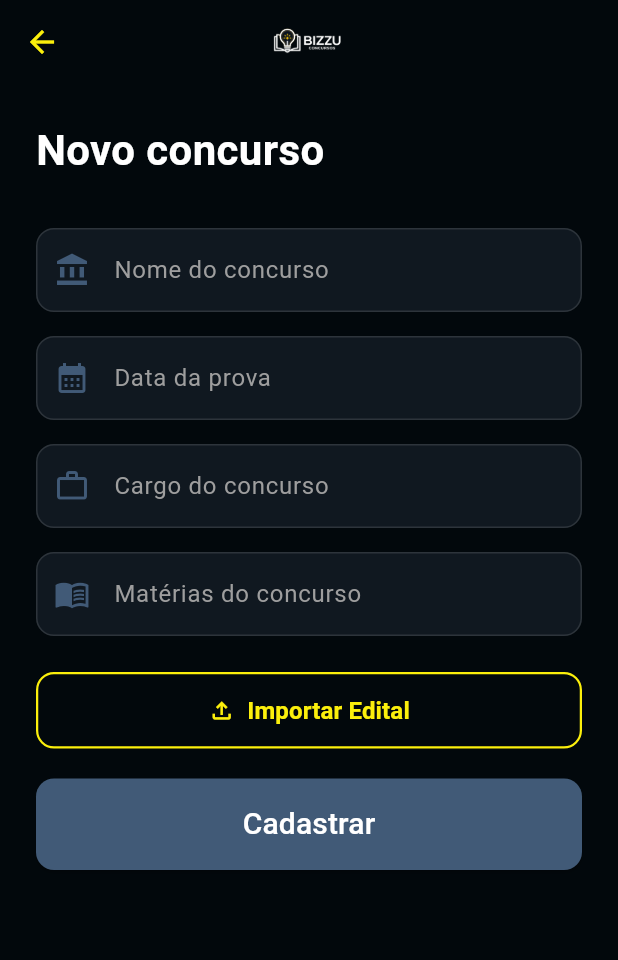
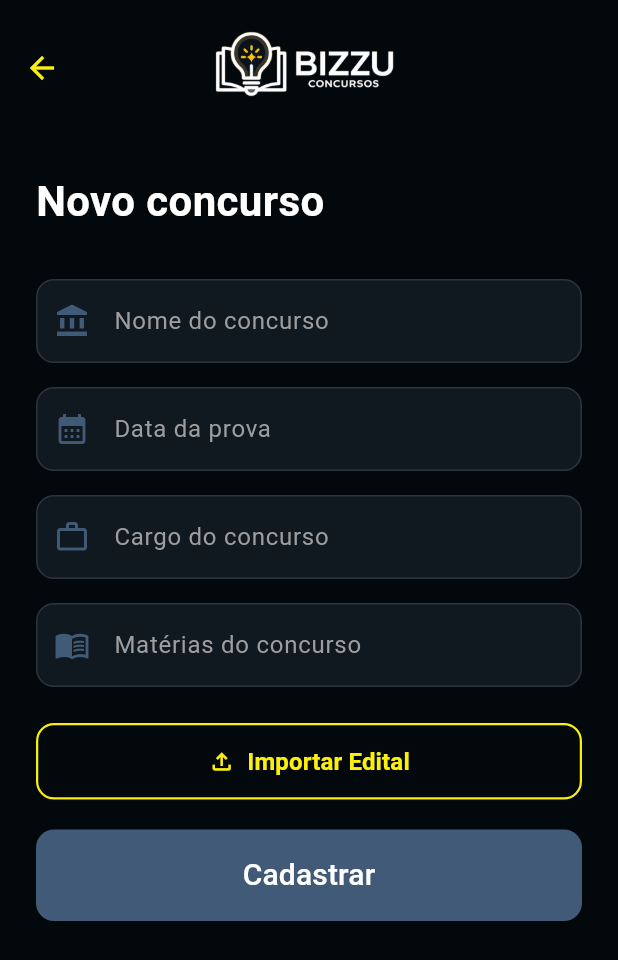
Before and after one commit to thiagocosta870/bizzu_concursos, a Flutter app: the HomeView screen opened directly, after a tap on "Cadastrar concurso", on a phone screen of 412 x 824 dp. Shown: the top 960 px of the screen. Run offline on Flutter 3.47's test engine with Material 3 defaults, Android fonts, the phone set to English and light mode, and no system bars; our stand-ins replace cloud_firestore, firebase_auth, firebase_core, google_sign_in; missing offline and left inert: flutter_facebook_auth; accounts and stored records are empty; generated files the repository leaves out were written again.

Commit message:
Atualizações

```diff
--- a/lib/views/cadastrar_concurso_view.dart
+++ b/lib/views/cadastrar_concurso_view.dart
@@ -140,10 +140,12 @@ class _CadastrarConcursoViewState extends State<CadastrarConcursoView> {
       appBar: AppBar(
         backgroundColor: Colors.transparent,
         elevation: 0,
+        toolbarHeight: 90,
         centerTitle: true,
         title: Image.asset(
           'assets/images/logo_horizontal.png',
-          height: 40,
+          height: 120,
+          width: 160,
           fit: BoxFit.contain,
         ),
         iconTheme: const IconThemeData(
--- a/lib/views/home_view.dart
+++ b/lib/views/home_view.dart
@@ -102,7 +102,7 @@ class _HomeViewState extends State<HomeView> {
         Container(
           padding: const EdgeInsets.all(20),
           decoration: BoxDecoration(
-            color: const Color(0xFF415A77).withOpacity(0.2),
+            color: const Color(0xFF415A77),
             borderRadius: BorderRadius.circular(16),
             border: Border.all(color: const Color(0xFF415A77), width: 1.5),
           ),
@@ -154,7 +154,7 @@ class _HomeViewState extends State<HomeView> {
                 Icon(
                   Icons.assignment_add,
                   size: 64,
-                  color: Colors.grey.withOpacity(0.4),
+                  color: Colors.grey,
                 ),
                 const SizedBox(height: 16),
                 const Text(
@@ -253,7 +253,7 @@ class _HomeViewState extends State<HomeView> {
         centerTitle: true,
         title: Image.asset(
           'assets/images/logo_horizontal.png',
-          height: 90,
+          height: 120,
           width: 160,
           fit: BoxFit.contain,
         ),
```
